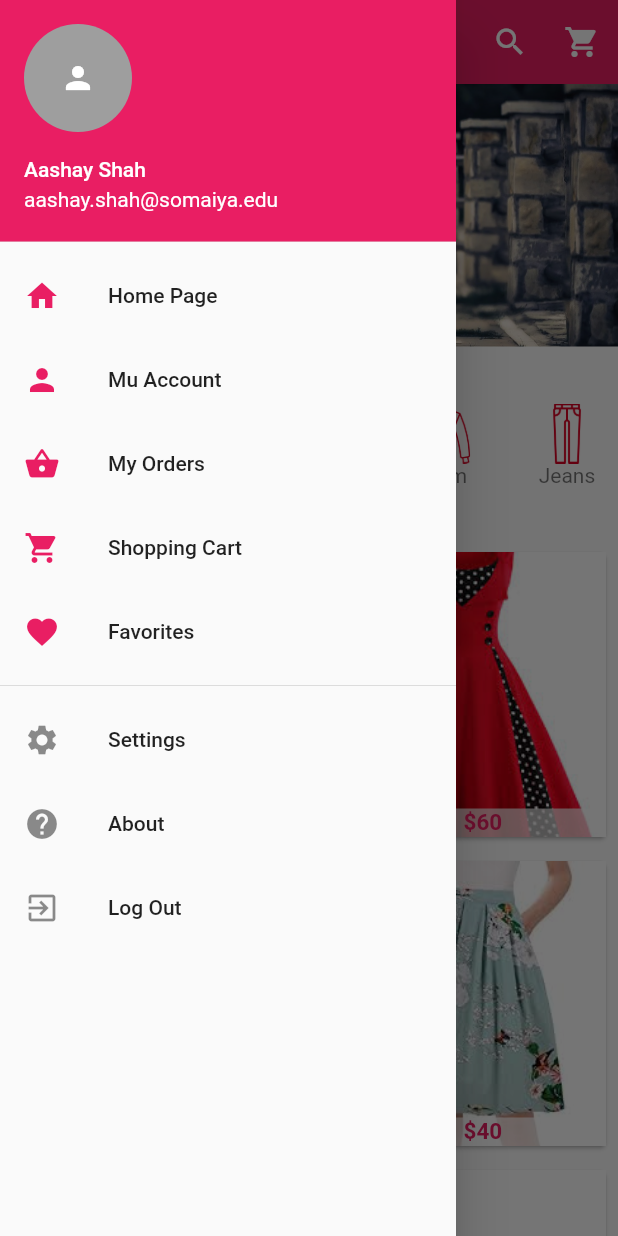
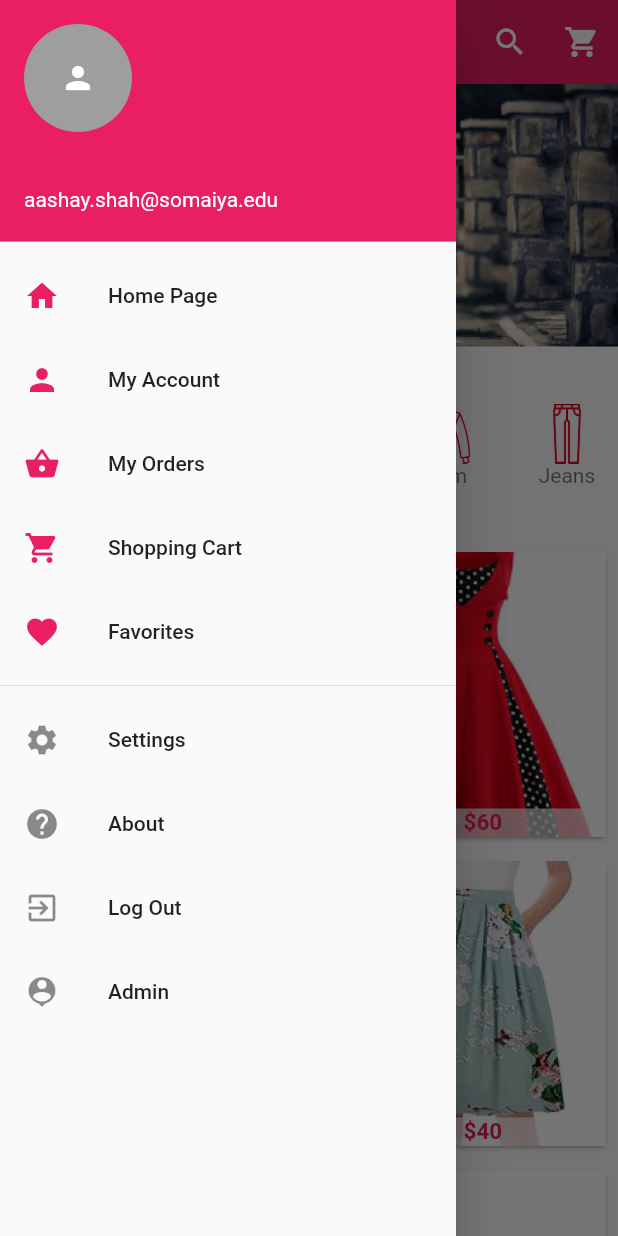
Before and after one commit to aashay-shah/E-Commerce-Mobile-Application, a Flutter app: the screen it shows once a user with an empty profile is signed in, with the side drawer open, on a phone screen of 412 x 824 dp. Run offline on Flutter 3.47's test engine with Material 2 defaults, Android fonts, the phone set to English and light mode, and no system bars; drawn by our look-alikes of carousel_pro; our stand-ins replace firebase_auth, google_sign_in; accounts and stored records are empty.

Commit message:
Admin Side Starts

```diff
--- /dev/null
+++ b/lib/ui/admin.dart
@@ -0,0 +1,8 @@
+import 'package:flutter/material.dart';
+
+class Admin extends StatelessWidget {
+  @override
+  Widget build(BuildContext context) {
+    return Container();
+  }
+}
--- a/lib/ui/home.dart
+++ b/lib/ui/home.dart
@@ -1,11 +1,13 @@
 import 'package:flutter/material.dart';
 import 'package:flutterfireauth/utils/firebase_auth.dart';
 import 'package:carousel_pro/carousel_pro.dart';
+import 'package:firebase_auth/firebase_auth.dart';
 
 // My Own Imports
 import 'package:flutterfireauth/components/horizontal_listview.dart';
 import 'package:flutterfireauth/components/products.dart';
 import 'package:flutterfireauth/ui/cart.dart';
+import 'package:flutterfireauth/ui/admin.dart';
 
 class HomePage extends StatefulWidget {
   @override
@@ -13,6 +15,7 @@ class HomePage extends StatefulWidget {
 }
 
 class _HomePageState extends State<HomePage> {
+  GlobalKey<ScaffoldState> _key = GlobalKey<ScaffoldState>();
   @override
   Widget build(BuildContext context) {
     Widget image_carousel = new Container(
@@ -39,6 +42,7 @@ class _HomePageState extends State<HomePage> {
       ),
     );
     return Scaffold(
+      key: _key,
         appBar: AppBar(
           backgroundColor: Colors.pink,
           title: Text('Shopping App'),
@@ -59,7 +63,7 @@ class _HomePageState extends State<HomePage> {
             children: <Widget>[
 //            header
               new UserAccountsDrawerHeader(
-                accountName: Text('Aashay Shah'),
+                //accountName: Text('Aashay Shah'),
                 accountEmail: Text('aashay.shah@somaiya.edu'),
                 currentAccountPicture: GestureDetector(
                   child: new CircleAvatar(
@@ -70,6 +74,7 @@ class _HomePageState extends State<HomePage> {
                 decoration: new BoxDecoration(
                   color: Colors.pink,
                 ),
+
               ),
 //            body
               InkWell(
@@ -84,7 +89,7 @@ class _HomePageState extends State<HomePage> {
               InkWell(
                 onTap: () {},
                 child: ListTile(
-                    title: Text('Mu Account'),
+                    title: Text('My Account'),
                     leading: Icon(
                       Icons.person,
                       color: Colors.pink,
@@ -147,6 +152,24 @@ class _HomePageState extends State<HomePage> {
                       Icons.exit_to_app,
                     )),
               ),
+              InkWell(
+                onTap: () async{
+                  bool res = await AuthProvider().getCurrentUserEmail();
+                  if(!res){
+                    _key.currentState.showSnackBar(SnackBar(content: Text("You don't have permission!")));
+                  }
+                  else{
+                    Navigator.push(context,
+                        MaterialPageRoute(builder: (context) => new Admin()));
+                  }
+                },
+                child: ListTile(
+                  title: Text('Admin'),
+                  leading: Icon(
+                    Icons.person_pin
+                  ),
+                ),
+              ),
             ],
           ),
         ),
@@ -175,7 +198,10 @@ class _HomePageState extends State<HomePage> {
               child: Products(),
             ),
           ],
-        ));
+        )
+
+    );
+
   }
 }
 
--- a/lib/utils/firebase_auth.dart
+++ b/lib/utils/firebase_auth.dart
@@ -3,6 +3,16 @@ import 'package:google_sign_in/google_sign_in.dart';
 
 class AuthProvider {
   final FirebaseAuth _auth = FirebaseAuth.instance;
+  String userEmail;
+
+  Future<bool> getCurrentUserEmail() async {
+    //final user = await _auth.currentUser().then((value) => userEmail = value.email);
+    FirebaseUser user = await _auth.currentUser();
+    if(user.email == 'admin@admin.com')
+      return true;
+    else
+      return false;
+  }
 
   Future<bool> signInWithEmail(String email, String password) async{
     try {
```
Also changed, not shown: lib/ui/signup.dart (+4 -3 lines).
